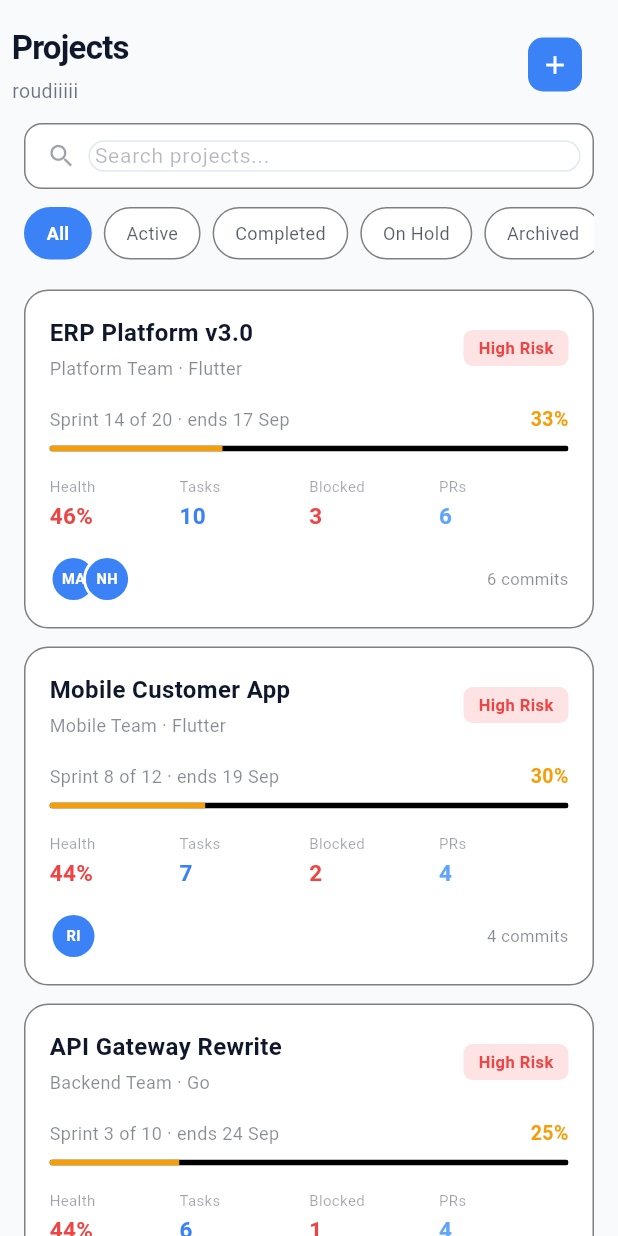
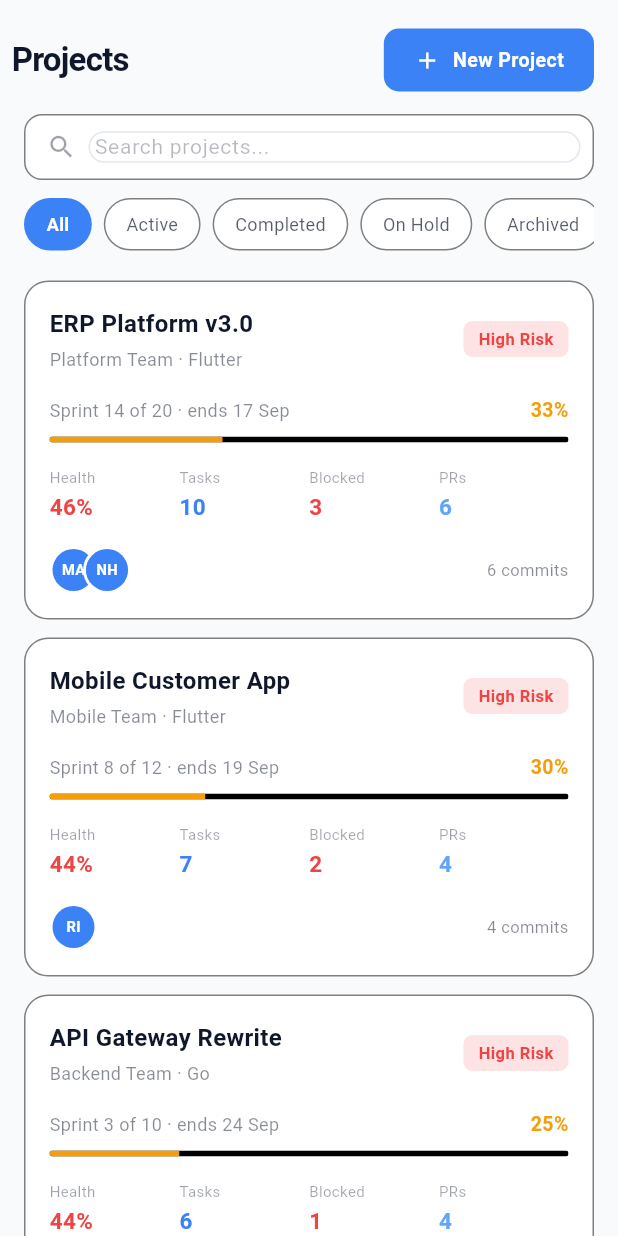
Before and after one commit to zienab-amr/SynTrace, a Flutter app: the ProjectsScreen screen opened directly, on a phone screen of 412 x 824 dp. Run offline on Flutter 3.47's test engine with Material 3 defaults, Android fonts, the phone set to English and light mode, and no system bars; our stand-ins replace dio, equatable, flutter_bloc, flutter_markdown, flutter_secure_storage, go_router and 1 more; accounts and stored records are empty.

Commit message:
SYNT-86 : add create project screen and connect New Project button

```diff
--- a/mobile/lib/features/projects/presentation/screens/projects_screen.dart
+++ b/mobile/lib/features/projects/presentation/screens/projects_screen.dart
@@ -38,13 +38,13 @@ class _ProjectsScreenState extends State<ProjectsScreen> {
   Widget build(BuildContext context) {
     return AppPageScaffold(
       title: 'Projects',
-      subtitle: 'roudiiiii',
       actions: const [CreateButton()],
       searchBar: _buildSearchBar(),
       filterBar: BlocBuilder<ProjectsCubit, ProjectsState>(
         builder: (context, state) {
-          final statusFilter =
-              state is ProjectsLoaded ? state.statusFilter : null;
+          final statusFilter = state is ProjectsLoaded
+              ? state.statusFilter
+              : null;
           final hasActiveFilters =
               state is ProjectsLoaded && state.hasActiveFilters;
 
@@ -91,8 +91,7 @@ class _ProjectsScreenState extends State<ProjectsScreen> {
                 message: state.hasActiveFilters
                     ? 'Try adjusting your search or filters'
                     : 'Create your first project to get started',
-                actionLabel:
-                    state.hasActiveFilters ? 'Clear filters' : null,
+                actionLabel: state.hasActiveFilters ? 'Clear filters' : null,
                 onAction: state.hasActiveFilters
                     ? () {
                         _searchController.clear();
@@ -125,9 +124,7 @@ class _ProjectsScreenState extends State<ProjectsScreen> {
       decoration: BoxDecoration(
         color: theme.colorScheme.surface,
         borderRadius: BorderRadius.circular(12),
-        border: Border.all(
-          color: theme.dividerColor.withOpacity(0.5),
-        ),
+        border: Border.all(color: theme.dividerColor.withOpacity(0.5)),
       ),
       child: Row(
         children: [
--- a/mobile/lib/features/projects/presentation/widgets/create_buttom.dart
+++ b/mobile/lib/features/projects/presentation/widgets/create_buttom.dart
@@ -1,4 +1,6 @@
 import 'package:flutter/material.dart';
+import 'package:go_router/go_router.dart';
+import 'package:syntrace/core/router/routes.dart';
 import 'package:syntrace/core/theme/app_colors.dart';
 
 class CreateButton extends StatelessWidget {
@@ -6,32 +8,22 @@ class CreateButton extends StatelessWidget {
 
   @override
   Widget build(BuildContext context) {
-    final isMobile = MediaQuery.of(context).size.width < 600;
-
-    if (isMobile) {
-      return IconButton(
-        onPressed: () {},
-        icon: Container(
-          padding: const EdgeInsets.all(8),
-          decoration: BoxDecoration(
-            color: AppColors.primary,
-            borderRadius: BorderRadius.circular(10),
-          ),
-          child: const Icon(Icons.add, color: Colors.white, size: 20),
-        ),
-      );
-    }
-
     return ElevatedButton.icon(
-      onPressed: () {},
+      onPressed: () {
+        context.push(AppRoutes.createProject);
+      },
       icon: const Icon(Icons.add, size: 18),
-      label: const Text('New Project'),
+      label: const Text(
+        'New Project',
+        style: TextStyle(fontWeight: FontWeight.w600, fontSize: 13),
+      ),
       style: ElevatedButton.styleFrom(
         backgroundColor: AppColors.primary,
         foregroundColor: Colors.white,
-        padding: const EdgeInsets.symmetric(horizontal: 20, vertical: 14),
-        shape: RoundedRectangleBorder(borderRadius: BorderRadius.circular(10)),
-        textStyle: const TextStyle(fontSize: 14, fontWeight: FontWeight.w600),
+        padding: const EdgeInsets.symmetric(horizontal: 20, vertical: 12),
+        shape: RoundedRectangleBorder(
+          borderRadius: BorderRadius.circular(10),
+        ),
       ),
     );
   }
```
Also changed, not shown: mobile/lib/features/projects/presentation/screens/CreateProjectScreen.dart (added, +74 -0 lines).
